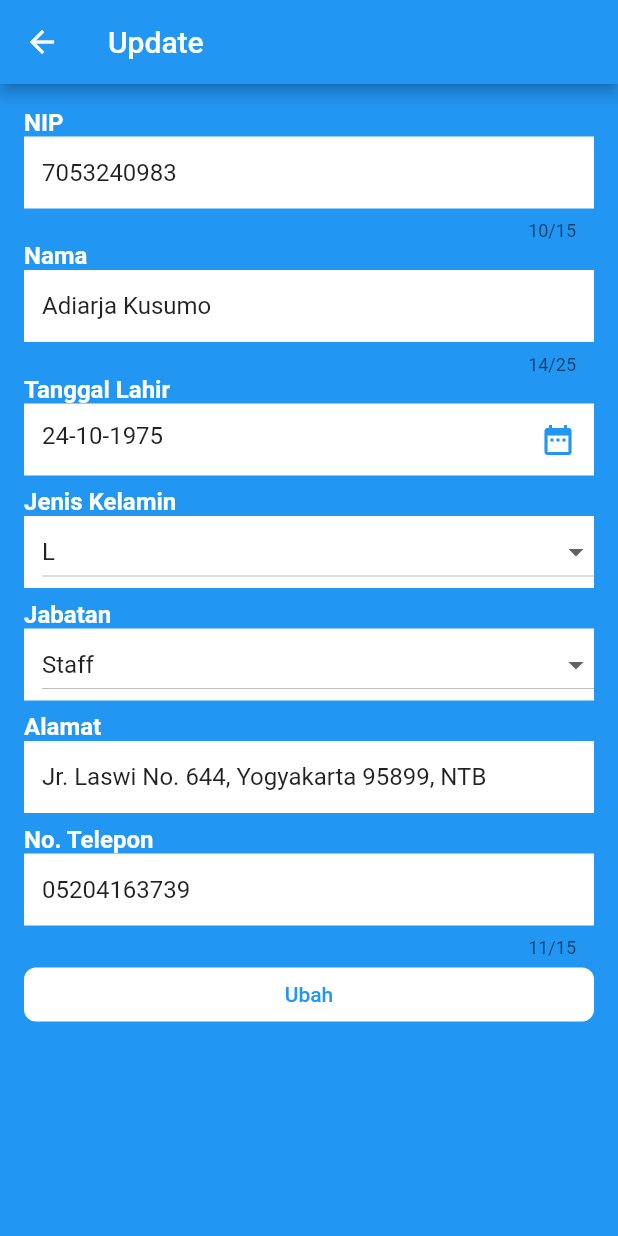
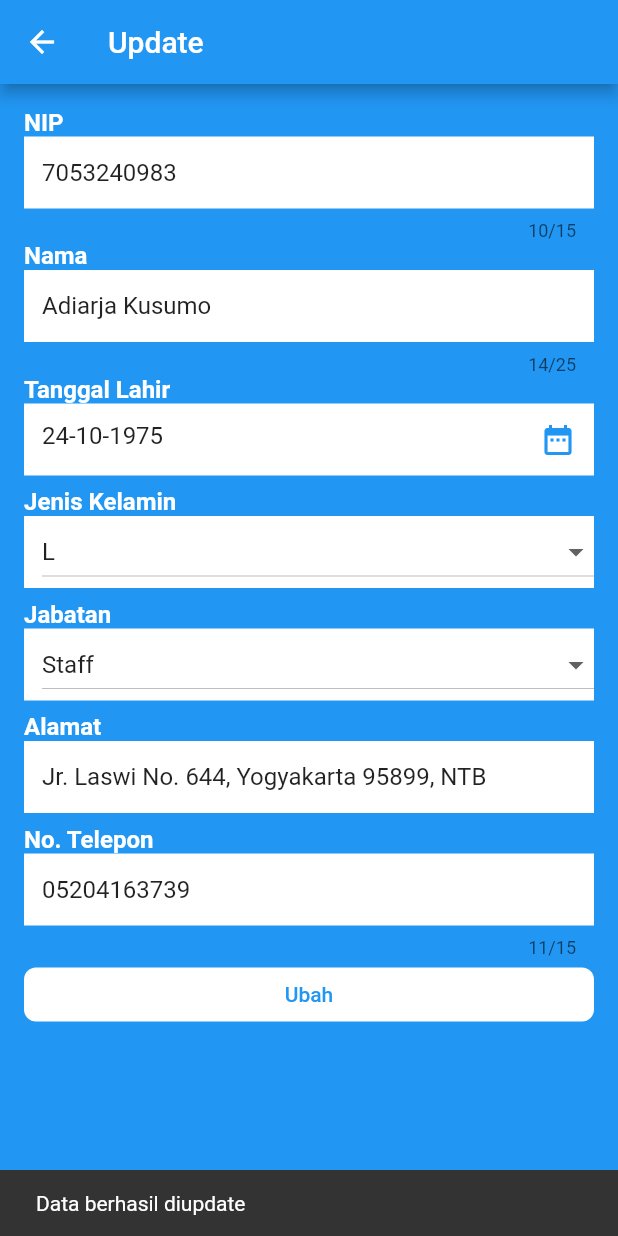
Before and after one commit to imamagusf15/lsp-pt-barokah, a Flutter app: the EditKaryawanPage screen opened directly with sample values from the repository, after a tap on "Ubah", on a phone screen of 412 x 824 dp. Run offline on Flutter 3.47's test engine with Material 2 defaults, Android fonts, the phone set to English and light mode, and no system bars; our stand-ins replace cloud_firestore, firebase_core; missing offline and left inert: data_tables; accounts and stored records are empty.

Commit message:
fixing datetime input

```diff
--- a/lib/db/laporan_service.dart
+++ b/lib/db/laporan_service.dart
@@ -24,6 +24,17 @@ class LaporanCollection {
             .map((doc) => Laporan.fromJson(doc.data()))
             .toList();
         return allLaporan;
+      },
+    );
+  }
+
+  Stream<List<String>> getAllLaporanId() {
+    return db.collection("laporan").snapshots().map(
+      (querySnapshot) {
+        // print("Successfully completed");
+        final laporanId =
+            querySnapshot.docs.map((doc) => doc.reference.id).toList();
+        return laporanId;
       },
     );
   }
@@ -66,4 +77,8 @@ class LaporanCollection {
         .set(data)
         .onError((e, _) => print("Error writing document: $e"));
   }
+
+  void deleteLaporan(id) {
+    db.collection("laporan").doc(id).delete();
+  }
 }
--- a/lib/screens/detail_karyawan_page.dart
+++ b/lib/screens/detail_karyawan_page.dart
@@ -1,4 +1,3 @@
-import 'package:cloud_firestore/cloud_firestore.dart';
 import 'package:flutter/material.dart';
 import 'package:intl/intl.dart';
 import 'package:lsp_pt_barokah/models/karyawan_model.dart';
--- a/lib/screens/edit_karyawan_page.dart
+++ b/lib/screens/edit_karyawan_page.dart
@@ -234,22 +234,15 @@ class _EditKaryawanPageState extends State<EditKaryawanPage> {
                     onPressed: () {
                       final karyawanCollection = KaryawanCollection();
 
-                      final String tglLahir = DateFormat("yyyy-MM-dd")
-                          .parse(dateController.text)
-                          .toString();
-
-                      // print(
-                      //   Timestamp.fromDate(
-                      //     DateTime.parse(tglLahir),
-                      //   ),
-                      // );
+                      final tglLahir =
+                          DateFormat("dd-MM-yyyy").parse(dateController.text);
 
                       karyawanCollection.updateKaryawan(
                         id,
                         nipController.text,
                         namaController.text,
                         Timestamp.fromDate(
-                          DateTime.parse(tglLahir),
+                          tglLahir,
                         ),
                         jabatan!,
                         jenisKelamin!,
@@ -257,8 +250,8 @@ class _EditKaryawanPageState extends State<EditKaryawanPage> {
                         telpController.text,
                       );
 
-                      // ScaffoldMessengerState().showSnackBar(const SnackBar(
-                      //     content: Text('Data berhasil diupdate')));
+                      ScaffoldMessenger.of(context).showSnackBar(const SnackBar(
+                          content: Text('Data berhasil diupdate')));
                     },
                     child: const Text(
                       'Ubah',
--- a/lib/screens/karyawan_page.dart
+++ b/lib/screens/karyawan_page.dart
@@ -20,9 +20,10 @@ class _KaryawanPageState extends State<KaryawanPage> {
 
   @override
   void initState() {
-    // TODO: implement initState
-    final docId = karyawanCollection.getAllKaryawanId().listen((e) {
-      id = e;
+    karyawanCollection.getAllKaryawanId().listen((e) {
+      for (var element in e) {
+        id.add(element);
+      }
     });
     super.initState();
   }
@@ -40,7 +41,7 @@ class _KaryawanPageState extends State<KaryawanPage> {
               stream: karyawanCollection.getAllKaryawan(),
               builder: (context, snapshot) {
                 var allDocs = snapshot.data;
-                print(snapshot);
+                // print(snapshot);
                 // print(id);
                 if (snapshot.hasData) {
                   if (snapshot.connectionState == ConnectionState.waiting) {
@@ -96,6 +97,10 @@ class _KaryawanPageState extends State<KaryawanPage> {
                                                       .deleteKaryawan(
                                                           id[index]);
                                                   Navigator.of(context).pop();
+                                                  ScaffoldMessenger.of(context)
+                                                      .showSnackBar(const SnackBar(
+                                                          content: Text(
+                                                              'Karyawan berhasil dihapus')));
                                                 },
                                                 child: const Text(
                                                   "Hapus",
--- a/lib/screens/laporan_page.dart
+++ b/lib/screens/laporan_page.dart
@@ -1,4 +1,3 @@
-import 'package:cloud_firestore/cloud_firestore.dart';
 import 'package:flutter/material.dart';
 import 'package:intl/intl.dart';
 import 'package:lsp_pt_barokah/db/karyawan_service.dart';
@@ -18,24 +17,24 @@ class _LaporanPageState extends State<LaporanPage> {
   // ListLaporan dataLaporan = ListLaporan();
 
   LaporanCollection laporanCollection = LaporanCollection();
+  KaryawanCollection karyawanCollection = KaryawanCollection();
 
   final List<Karyawan> listKaryawan = [];
+  List<String> laporanId = [];
 
   @override
   void initState() {
-    // TODO: implement initState
-    KaryawanCollection().getAllKaryawan().listen((event) {
+    karyawanCollection.getAllKaryawan().listen((event) {
       for (var element in event) {
         listKaryawan.add(element);
       }
     });
+    laporanCollection.getAllLaporanId().listen((event) {
+      for (var element in event) {
+        laporanId.add(element);
+      }
+    });
     super.initState();
-  }
-
-  @override
-  void dispose() {
-    // TODO: implement dispose
-    super.dispose();
   }
 
   @override
@@ -50,7 +49,7 @@ class _LaporanPageState extends State<LaporanPage> {
             child: StreamBuilder<List<Laporan>>(
               stream: laporanCollection.getAllLaporan(),
               builder: (context, snapshot) {
-                print(snapshot);
+                // print(laporanId);
                 if (snapshot.hasData) {
                   var allLaporan = snapshot.data;
                   if (snapshot.connectionState == ConnectionState.waiting) {
@@ -73,7 +72,7 @@ class _LaporanPageState extends State<LaporanPage> {
                               title: Text(
                                   "Laporan Gaji ${DateFormat("dd-MM-yyyy").format(laporan.tglLaporan!)}"),
                               subtitle: Text(
-                                  "${DateFormat('dd/MM/yyyy').format(laporan.tglLaporan!.subtract(
+                                  "${DateFormat('dd-MM-yyyy').format(laporan.tglLaporan!.subtract(
                                 const Duration(
                                   days: 30,
                                 ),
@@ -96,7 +95,11 @@ class _LaporanPageState extends State<LaporanPage> {
                                             "Apakah anda yakin ingin menghapus laporan ini?"),
                                         actions: [
                                           TextButton(
-                                            onPressed: () {},
+                                            onPressed: () {
+                                              laporanCollection.deleteLaporan(
+                                                  laporanId[index]);
+                                              Navigator.of(context).pop();
+                                            },
                                             child: const Text(
                                               "Hapus",
                                               style:
@@ -160,6 +163,9 @@ class _LaporanPageState extends State<LaporanPage> {
                             laporanCollection.addLaporan(
                                 DateTime.now(), listKaryawan);
                             Navigator.of(context).pop();
+                            ScaffoldMessenger.of(context).showSnackBar(
+                                const SnackBar(
+                                    content: Text('Laporan berhasil dibuat')));
                           },
                           child: const Text("Buat"),
                         ),
--- a/lib/screens/perhitungan_gaji.dart
+++ b/lib/screens/perhitungan_gaji.dart
@@ -117,7 +117,7 @@ class _PerhitunganGajiState extends State<PerhitunganGaji> {
                 Text(
                     "Gaji Pokok Anda: ${CurrencyFormat.convertToIdr(gajiPokok, 2)}"),
                 Text("Bonus Gaji Anda: ${(bonusGaji * 100).toInt()}%"),
-                Text("PPN Gaji : 5%"),
+                const Text("PPN Gaji : 5%"),
                 Text(
                     "Total Gaji Anda: ${CurrencyFormat.convertToIdr(totalGaji, 2)}"),
               ],
```
Also changed, not shown: lib/screens/add_karyawan_page.dart (+8 -9 lines).
